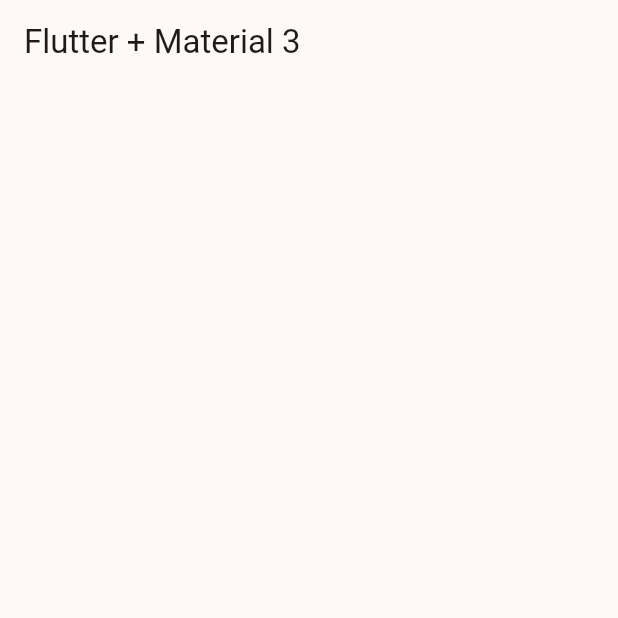
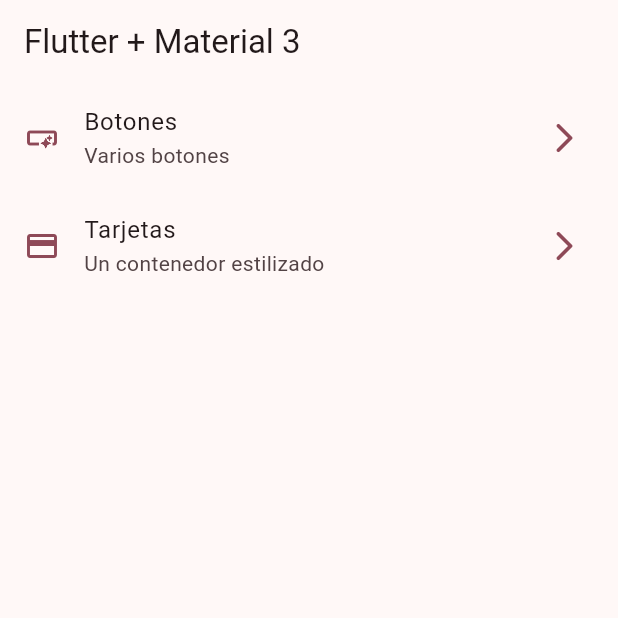
Before and after one commit to x4leqxinn/widgets-app, a Flutter app: the screen it shows after launch, on a phone screen of 412 x 824 dp, the top half of it. Run offline on Flutter 3.47's test engine with Material 3 defaults, Android fonts, the phone set to English and light mode, and no system bars.

Commit message:
add(menu): Menu items added

```diff
--- a/lib/config/menu/menu_items.dart
+++ b/lib/config/menu/menu_items.dart
@@ -22,9 +22,9 @@ const appMenuItems = <MenuItem>[
     icon: Icons.smart_button_outlined,
   ),
   MenuItem(
-    title: 'Botones',
-    subTitle: 'Varios botones',
-    link: '/buttons',
-    icon: Icons.smart_button_outlined,
+    title: 'Tarjetas',
+    subTitle: 'Un contenedor estilizado',
+    link: '/card',
+    icon: Icons.credit_card,
   ),
 ];
--- a/lib/presentation/screens/home/home_screen.dart
+++ b/lib/presentation/screens/home/home_screen.dart
@@ -1,10 +1,55 @@
 import 'package:flutter/material.dart';
+import 'package:widgets_app/config/menu/menu_items.dart';
 
 class HomeScreen extends StatelessWidget {
   const HomeScreen({super.key});
 
   @override
   Widget build(BuildContext context) {
-    return Scaffold(appBar: AppBar(title: const Text('Flutter + Material 3')));
+    return Scaffold(
+      appBar: AppBar(
+        title: const Text('Flutter + Material 3'),
+        centerTitle: false,
+      ),
+      body: _HomeView(),
+    );
   }
 }
+
+class _HomeView extends StatelessWidget {
+  const _HomeView();
+
+  @override
+  Widget build(BuildContext context) {
+    return ListView.builder(
+      //physics: BouncingScrollPhysics(),
+      itemCount: appMenuItems.length,
+      itemBuilder: (BuildContext context, int index) {
+        final menuItem = appMenuItems[index];
+
+        return _CustomListTIle(menuItem: menuItem);
+      },
+    );
+  }
+}
+
+class _CustomListTIle extends StatelessWidget {
+  const _CustomListTIle({required this.menuItem});
+
+  final MenuItem menuItem;
+
+  @override
+  Widget build(BuildContext context) {
+    final colors = Theme.of(context).colorScheme;
+
+    return ListTile(
+      leading: Icon(menuItem.icon, color: colors.primary),
+      trailing: Icon(Icons.arrow_forward_ios_rounded, color: colors.primary),
+      title: Text(menuItem.title),
+      subtitle: Text(menuItem.subTitle),
+      onTap: () {
+        // TODO: Navegar a otra pantalla
+      },
+    );
+  }
+}
```
